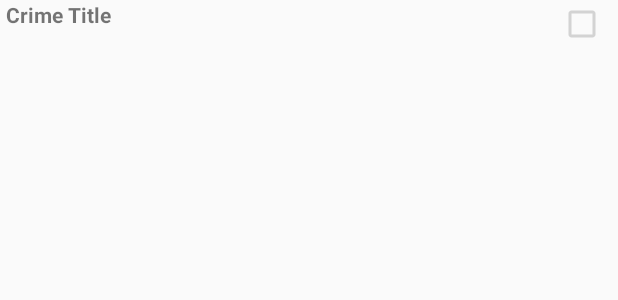
After one commit to RhubarbStefan/AnkoRanchGuide, an Android app: the layout list_item_crime.xml on its own in the app's theme, with its tools: preview values and no code run, on a phone screen of 412 x 824 dp. The commit adds this screen. Shown: the top 300 px of the screen. Run offline under Robolectric (Android 15) with nearby library versions, the phone set to English and light mode, and no system bars.

Commit message:
End of Chapter 9, but without using Anko for the ListView.

```diff
--- a/CriminalIntent/app/src/main/AndroidManifest.xml
+++ b/CriminalIntent/app/src/main/AndroidManifest.xml
@@ -8,14 +8,12 @@
         android:label="@string/app_name"
         android:supportsRtl="true"
         android:theme="@style/AppTheme">
-        <activity android:name=".CrimeListActivity">
+        <activity android:name=".CrimeListFragment">
             <intent-filter>
                 <action android:name="android.intent.action.MAIN" />
                 <category android:name="android.intent.category.LAUNCHER" />
             </intent-filter>
         </activity>
-        <activity android:name=".CrimeActivity">
-        </activity>
     </application>
 
 </manifest>
--- a/CriminalIntent/app/src/main/java/com/example/stefan/criminalintent/CrimeActivity.kt
+++ b/CriminalIntent/app/src/main/java/com/example/stefan/criminalintent/CrimeActivity.kt
@@ -1,6 +1,7 @@
 package com.example.stefan.criminalintent
-
+/*
 class CrimeActivity : SingleFragmentActivity(1001) {
     override fun createFragment() = CrimeFragment()
 
 }
+*/
--- a/CriminalIntent/app/src/main/java/com/example/stefan/criminalintent/CrimeLab.kt
+++ b/CriminalIntent/app/src/main/java/com/example/stefan/criminalintent/CrimeLab.kt
@@ -9,7 +9,7 @@ import java.util.*
 
 object CrimeLab {
     var appContext: Context? = null
-    var crimes: List<Crime> = (1..100).map{ Crime("Crime#" + it, it % 2 == 0 ) }
+    val crimes: List<Crime> = (1..100).map{ Crime("Crime#" + it, it % 2 == 0 ) }
     fun get(c: Context){
         appContext = c.applicationContext
     }
--- a/CriminalIntent/app/src/main/java/com/example/stefan/criminalintent/CrimeListActivity.kt
+++ b/CriminalIntent/app/src/main/java/com/example/stefan/criminalintent/CrimeListActivity.kt
@@ -1,7 +1,8 @@
 package com.example.stefan.criminalintent
 
 import android.support.v4.app.Fragment
-
+/*
 class CrimeListActivity: SingleFragmentActivity(1002){
     override fun createFragment(): Fragment = CrimeListFragment()
 }
+*/
--- /dev/null
+++ b/CriminalIntent/app/src/main/res/layout/list_item_crime.xml
@@ -0,0 +1,36 @@
+<RelativeLayout
+    xmlns:android = "http://schemas.android.com/apk/res/android"
+    android:layout_width="match_parent"
+    android:layout_height="wrap_content">
+    <CheckBox
+        android:id ="@+id/crime_list_item_solvedCheckBox"
+        android:layout_width="wrap_content"
+        android:layout_height="wrap_content"
+        android:gravity = "center"
+        android:layout_alignParentRight="true"
+        android:enabled= "false"
+        android:focusable="false"
+        android:padding="4dp"
+    />
+    <TextView
+        android:layout_width="match_parent"
+        android:layout_height="match_parent"
+        android:id="@+id/crime_list_item_titleTextView"
+        android:layout_toLeftOf="@id/crime_list_item_solvedCheckBox"
+        android:textStyle="bold"
+        android:paddingLeft="4dp"
+        android:paddingRight="4dp"
+        android:text="Crime Title"
+        />
+    <TextView
+        android:layout_width="wrap_content"
+        android:layout_height="wrap_content"
+        android:id="@+id/crime_list_item_dateTextView"
+        android:layout_below="@id/crime_list_item_titleTextView"
+        android:layout_toLeftOf="@id/crime_list_item_solvedCheckBox"
+        android:padding="4dp"
+        android:paddingRight="4dp"
+        android:paddingTop="4dp"
+        android:text="Crime Date"
+        />
+</RelativeLayout>
```
Also changed, not shown: CriminalIntent/app/src/main/java/com/example/stefan/criminalintent/CrimeListFragment.kt (+36 -14 lines).
